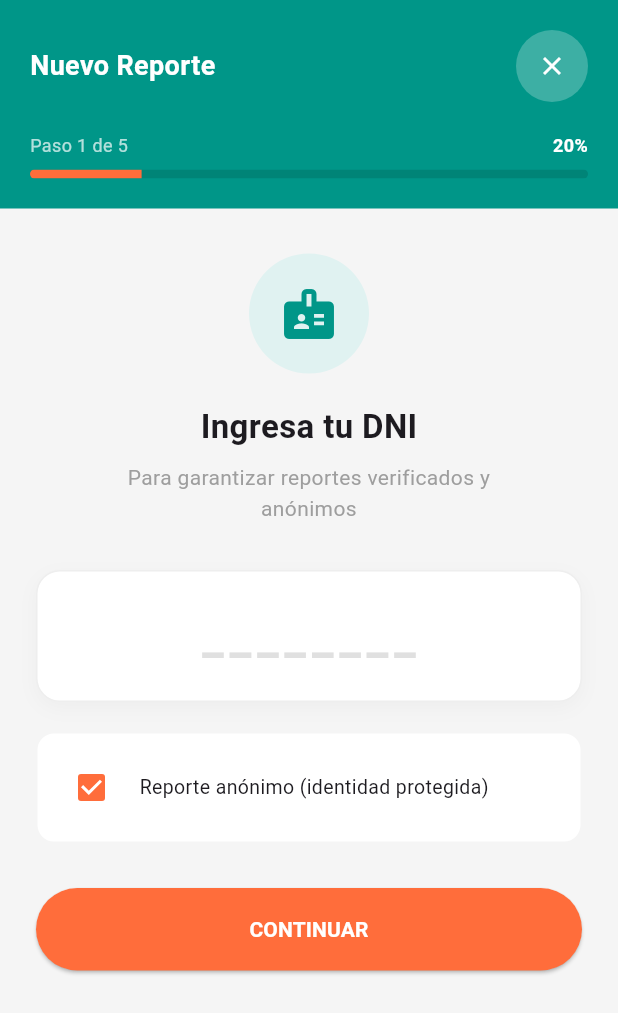
After one commit to Reebotbrei/oceanEyesMobile, a Flutter app: the screen it shows after launch, after a tap on an icon or button, on a phone screen of 412 x 824 dp. The commit adds this screen. Shown: the top 1013 px of the screen. Run offline on Flutter 3.47's test engine with Material 3 defaults, Android fonts, the phone set to English and light mode, and no system bars; network calls fail; Roboto replaces fonts that are missing (Arial).

Commit message:
Añadiendo pantalla para reportes y colocar dni

```diff
--- a/lib/screens/home_screen.dart
+++ b/lib/screens/home_screen.dart
@@ -1,4 +1,5 @@
 import 'package:flutter/material.dart';
+import 'report_screen.dart';
 
 class HomeScreen extends StatelessWidget {
   const HomeScreen({super.key});
@@ -77,13 +78,29 @@ class HomeScreen extends StatelessWidget {
               const SizedBox(height: 20),
 
 
-              _buildActionCard(
+             /* _buildActionCard(
                 color: const Color(0xFFFF6D3B),
                 title: 'REPORTAR PESCA\nILEGAL',
                 subtitle: 'Captura foto y envía',
                 icon: Icons.emergency,
                 actionIcon: Icons.camera_alt_outlined,
               ),
+            */
+              GestureDetector(
+              onTap: () {
+                Navigator.push(
+                  context,
+                  MaterialPageRoute(builder: (context) => const ReportDniScreen()),
+                );
+              },
+              child: _buildActionCard(
+                color: const Color(0xFFFF6D3B),
+                title: 'REPORTAR PESCA\nILEGAL',
+                subtitle: 'Captura foto y envía',
+                icon: Icons.emergency,
+                actionIcon: Icons.camera_alt_outlined,
+              ),
+            ),
 
               const SizedBox(height: 16),
 
@@ -164,7 +181,7 @@ class HomeScreen extends StatelessWidget {
                   ),
                 ),
               ),
-              const SizedBox(height: 20), // Espacio para scrolear
+              const SizedBox(height: 20),
             ],
           ),
         ),
@@ -216,9 +233,7 @@ class HomeScreen extends StatelessWidget {
       decoration: BoxDecoration(
         color: color,
         borderRadius: BorderRadius.circular(28),
-        /*boxShadow: [
-          BoxShadow(color: color, blurRadius: 15, offset: const Offset(0, 8)),
-        ],*/
+
       ),
       child: Stack(
         children: [
--- /dev/null
+++ b/lib/screens/report_screen.dart
@@ -0,0 +1,287 @@
+import 'package:flutter/material.dart';
+
+class ReportDniScreen extends StatefulWidget {
+  const ReportDniScreen({super.key});
+
+  @override
+  State<ReportDniScreen> createState() => _ReportDniScreenState();
+}
+
+class _ReportDniScreenState extends State<ReportDniScreen> {
+  String _dniValue = "";
+  bool _isAnonymous = true;
+  bool _isKeyboardVisible = false;
+  late List<String> _randomKeys;
+
+  @override
+  void initState() {
+    super.initState();
+    _generateRandomKeys();
+  }
+
+  void _generateRandomKeys() {
+    List<String> numbers = List.generate(10, (index) => index.toString());
+    numbers.shuffle();
+    setState(() {
+      _randomKeys = numbers;
+    });
+  }
+
+  void _onKeyPressed(String value) {
+    if (_dniValue.length < 8) {
+      setState(() {
+        _dniValue += value;
+
+        if (_dniValue.length == 8) {
+          _isKeyboardVisible = false;
+        }
+      });
+    }
+  }
+
+  void _onBackspace() {
+    if (_dniValue.isNotEmpty) {
+      setState(() {
+        _dniValue = _dniValue.substring(0, _dniValue.length - 1);
+      });
+    }
+  }
+
+  @override
+  Widget build(BuildContext context) {
+    return Scaffold(
+      backgroundColor: const Color(0xFFF5F5F5),
+      // GestureDetector para detectar toques fuera del teclado y cerrarlo
+      body: GestureDetector(
+        onTap: () {
+          setState(() {
+            _isKeyboardVisible = false;
+          });
+        },
+        child: Column(
+          children: [
+            // --- HEADER (Igual que antes) ---
+            Container(
+              padding: const EdgeInsets.only(top: 20, left: 20, right: 20, bottom: 20),
+              color: const Color(0xFF009688),
+              child: Column(
+                children: [
+                  Row(
+                    mainAxisAlignment: MainAxisAlignment.spaceBetween,
+                    children: [
+                      const Text('Nuevo Reporte', style: TextStyle(color: Colors.white, fontSize: 18, fontWeight: FontWeight.bold)),
+                      Container(
+                        decoration: const BoxDecoration(color: Colors.white24, shape: BoxShape.circle),
+                        child: IconButton(
+                          icon: const Icon(Icons.close, color: Colors.white, size: 20),
+                          onPressed: () => Navigator.pop(context),
+                        ),
+                      )
+                    ],
+                  ),
+                  const SizedBox(height: 20),
+                  const Row(
+                    mainAxisAlignment: MainAxisAlignment.spaceBetween,
+                    children: [
+                      Text('Paso 1 de 5', style: TextStyle(color: Colors.white70, fontSize: 12)),
+                      Text('20%', style: TextStyle(color: Colors.white, fontWeight: FontWeight.bold, fontSize: 12)),
+                    ],
+                  ),
+                  const SizedBox(height: 8),
+                  ClipRRect(
+                    borderRadius: BorderRadius.circular(4),
+                    child: const LinearProgressIndicator(
+                      value: 0.2,
+                      backgroundColor: Colors.black12,
+                      valueColor: AlwaysStoppedAnimation<Color>(Color(0xFFFF6D3B)),
+                      minHeight: 6,
+                    ),
+                  ),
+                ],
+              ),
+            ),
+
+            // --- CONTENIDO SCROLLEABLE ---
+            Expanded(
+              child: SingleChildScrollView(
+                padding: const EdgeInsets.symmetric(horizontal: 24.0, vertical: 30),
+                child: Column(
+                  children: [
+                    Container(
+                      width: 80, height: 80,
+                      decoration: const BoxDecoration(color: Color(0xFFE0F2F1), shape: BoxShape.circle),
+                      child: const Center(child: Icon(Icons.badge, size: 40, color: Color(0xFF009688))),
+                    ),
+                    const SizedBox(height: 20),
+                    const Text('Ingresa tu DNI', style: TextStyle(fontSize: 22, fontWeight: FontWeight.bold)),
+                    const SizedBox(height: 8),
+                    const Text(
+                      'Para garantizar reportes verificados y\nanónimos',
+                      textAlign: TextAlign.center,
+                      style: TextStyle(color: Colors.grey, height: 1.5),
+                    ),
+                    const SizedBox(height: 30),
+
+                    // --- INPUT DNI (DETECTA TAP) ---
+                    GestureDetector(
+                      onTap: () {
+                        // Al tocar aquí, mostramos el teclado y mezclamos las teclas de nuevo si deseas
+                        // _generateRandomKeys(); // Descomenta si quieres que cambien cada vez que se abre
+                        setState(() {
+                          _isKeyboardVisible = true;
+                        });
+                      },
+                      child: Container(
+                        width: double.infinity,
+                        padding: const EdgeInsets.symmetric(vertical: 20),
+                        decoration: BoxDecoration(
+                          color: Colors.white,
+                          borderRadius: BorderRadius.circular(16),
+                          border: Border.all(
+                            // Borde cambia de color si el teclado está activo
+                            color: _isKeyboardVisible ? const Color(0xFF009688) : Colors.grey.shade200,
+                            width: _isKeyboardVisible ? 2 : 1
+                          ),
+                          boxShadow: [
+                             BoxShadow(color: Colors.black.withOpacity(0.03), blurRadius: 10, offset: const Offset(0, 4)),
+                          ]
+                        ),
+                        child: Center(
+                          child: Text(
+                            _dniValue.isEmpty ? '________' : _dniValue,
+                            style: TextStyle(
+                              fontSize: 32,
+                              fontWeight: FontWeight.bold,
+                              letterSpacing: 4,
+                              color: _dniValue.isEmpty ? Colors.grey.shade300 : const Color(0xFF37474F),
+                            ),
+                          ),
+                        ),
+                      ),
+                    ),
+
+                    const SizedBox(height: 20),
+
+                    Container(
+                      padding: const EdgeInsets.all(12),
+                      decoration: BoxDecoration(
+                        color: Colors.white,
+                        borderRadius: BorderRadius.circular(12),
+                        border: Border.all(color: Colors.grey.shade100),
+                      ),
+                      child: Row(
+                        children: [
+                          Checkbox(
+                            value: _isAnonymous,
+                            activeColor: const Color(0xFFFF6D3B),
+                            onChanged: (v) => setState(() => _isAnonymous = v!),
+                          ),
+                          const SizedBox(width: 8),
+                          const Expanded(
+                            child: Text('Reporte anónimo (identidad protegida)', style: TextStyle(fontSize: 13)),
+                          ),
+                        ],
+                      ),
+                    ),
+
+                    const SizedBox(height: 30),
+
+                    SizedBox(
+                      width: double.infinity, height: 55,
+                      child: ElevatedButton(
+                        onPressed: () {
+                          // Acción continuar
+                        },
+                        style: ElevatedButton.styleFrom(
+                          backgroundColor: const Color(0xFFFF6D3B),
+                          shape: RoundedRectangleBorder(borderRadius: BorderRadius.circular(28)),
+                        ),
+                        child: const Text('CONTINUAR', style: TextStyle(color: Colors.white, fontWeight: FontWeight.bold)),
+                      ),
+                    ),
+                  ],
+                ),
+              ),
+            ),
+
+            // --- TECLADO ANIMADO (SLIDE UP/DOWN) ---
+            AnimatedContainer(
+              duration: const Duration(milliseconds: 300), // Velocidad de la animación
+              curve: Curves.easeOutCubic, // Efecto suave
+              height: _isKeyboardVisible ? 280 : 0, // Altura 0 cuando está oculto
+              child: SingleChildScrollView( // Evita overflow de pixeles durante la animación
+                physics: const NeverScrollableScrollPhysics(),
+                child: Container(
+                  height: 280, // Altura fija del contenido interno
+                  color: const Color(0xFFE0E0E0), // Fondo ligeramente más oscuro para el teclado
+                  padding: const EdgeInsets.only(top: 10, bottom: 20),
+                  child: Column(
+                    children: [
+                      _buildKeyRow(0, 3),
+                      _buildKeyRow(3, 6),
+                      _buildKeyRow(6, 9),
+                      Row(
+                        mainAxisAlignment: MainAxisAlignment.spaceEvenly,
+                        children: [
+                          const SizedBox(width: 90),
+                          _buildKeyButton(_randomKeys[9]),
+                          _buildBackspaceButton(),
+                        ],
+                      ),
+                    ],
+                  ),
+                ),
+              ),
+            ),
+          ],
+        ),
+      ),
+    );
+  }
+
+  // --- WIDGETS AUXILIARES DEL TECLADO ---
+
+  Widget _buildKeyRow(int start, int end) {
+    return Expanded(
+      child: Row(
+        mainAxisAlignment: MainAxisAlignment.spaceEvenly,
+        children: List.generate(end - start, (i) => _buildKeyButton(_randomKeys[start + i])),
+      ),
+    );
+  }
+
+  Widget _buildKeyButton(String val) {
+    return Material(
+      color: Colors.white,
+      elevation: 2, // Sombra suave
+      borderRadius: BorderRadius.circular(8),
+      child: InkWell(
+        onTap: () => _onKeyPressed(val),
+        borderRadius: BorderRadius.circular(8),
+        child: Container(
+          width: MediaQuery.of(context).size.width / 3.5, // Ancho responsivo
+          height: 50,
+          alignment: Alignment.center,
+          child: Text(val, style: const TextStyle(fontSize: 24, fontWeight: FontWeight.bold, color: Colors.black87)),
+        ),
+      ),
+    );
+  }
+
+  Widget _buildBackspaceButton() {
+    return Material(
+      color: const Color(0xFFCFD8DC), // Color diferente para borrar
+      borderRadius: BorderRadius.circular(8),
+      child: InkWell(
+        onTap: _onBackspace,
+        borderRadius: BorderRadius.circular(8),
+        child: Container(
+          width: MediaQuery.of(context).size.width / 3.5,
+          height: 50,
+          alignment: Alignment.center,
+          child: const Icon(Icons.backspace_outlined, color: Colors.black54),
+        ),
+      ),
+    );
+  }
+}
--- a/lib/screens/splash_screen.dart
+++ b/lib/screens/splash_screen.dart
@@ -12,7 +12,7 @@ class _SplashScreenState extends State<SplashScreen> {
   @override
   void initState() {
     super.initState();
-    // Lógica del temporizador de 2 segundos
+    //Carga de la app
     Future.delayed(const Duration(seconds: 2), () {
       if (mounted) {
         Navigator.pushReplacement(
```
